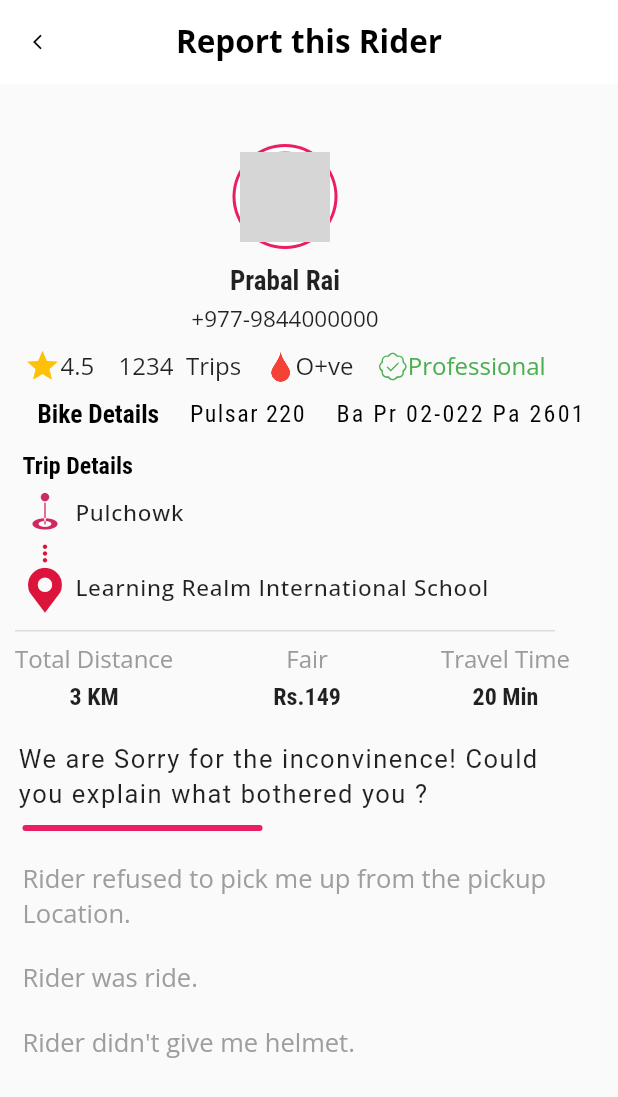
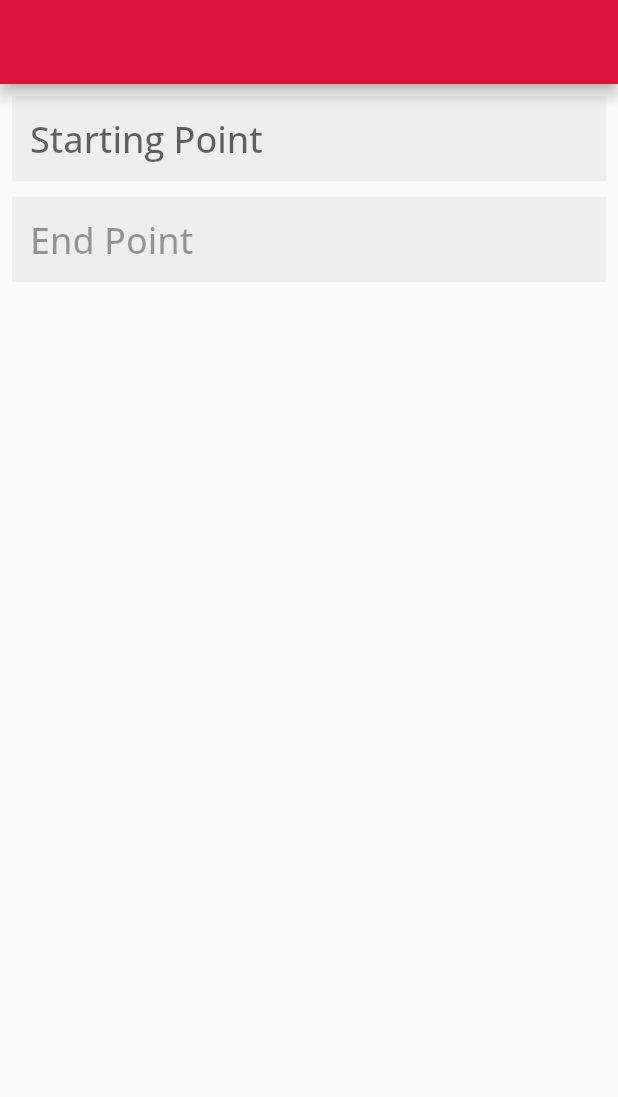
Before and after one commit to roshancypher15/sajilo_ventures, a Flutter app: the screen it shows after launch, on a phone screen of 412 x 824 dp. Shown: the top 1097 px of the screen. Run offline on Flutter 3.47's test engine with Material 2 defaults, Android fonts, the phone set to English and light mode, and no system bars; our stand-ins replace charts_flutter, flutter_rating_bar, google_fonts, google_maps_flutter, image_picker; missing offline and left inert: custom_info_window, date_time_format, flutter_polyline_points, google_place; grey boxes are pictures that could not be loaded.

Commit message:
location search autocomplete and route

```diff
--- a/sajilo_ventures/lib/main.dart
+++ b/sajilo_ventures/lib/main.dart
@@ -4,6 +4,8 @@ import 'package:provider/provider.dart';
 import 'package:sajilo_ventures/helper/all_trips_helper.dart';
 import 'package:sajilo_ventures/screens/redirected_page.dart';
 import 'package:sajilo_ventures/screens/report_rider.dart';
+import './screens/auto_complete.dart';
+
 import 'package:sajilo_ventures/screens/trip_summary.dart';
 
 import './helper/analytics_item.dart';
@@ -62,7 +64,7 @@ class MyApp extends StatelessWidget {
               primarySwatch:
                   buildMaterialColor(const Color.fromRGBO(220, 20, 60, 1))),
         ),
-        home: const ReportRider(),
+        home: const AutoComplete(),
         routes: {
           TripSummary.routeName: (ctx) => const TripSummary(),
           RedirectedPage.routeName: (ctx) => const RedirectedPage(),
--- a/sajilo_ventures/lib/marker_icons.dart
+++ b/sajilo_ventures/lib/marker_icons.dart
@@ -19,8 +19,8 @@
 ///
 import 'package:flutter/widgets.dart';
 
-class Marker {
-  Marker._();
+class Marker1 {
+  Marker1._();
 
   static const _kFontFam = 'Marker';
   static const String? _kFontPkg = null;
--- /dev/null
+++ b/sajilo_ventures/lib/screens/auto_complete.dart
@@ -0,0 +1,181 @@
+import 'dart:async';
+
+import 'package:flutter/material.dart';
+import 'package:google_place/google_place.dart';
+import 'package:sajilo_ventures/marker_icons.dart';
+import 'package:sajilo_ventures/screens/redirected_page.dart';
+
+class AutoComplete extends StatefulWidget {
+  const AutoComplete({Key? key}) : super(key: key);
+
+  @override
+  State<AutoComplete> createState() => _AutoCompleteState();
+}
+
+class _AutoCompleteState extends State<AutoComplete> {
+  final _startSearchFieldController = TextEditingController();
+  final _endSearchFieldController = TextEditingController();
+  late GooglePlace _googlePlace;
+  List<AutocompletePrediction> _predictions = [];
+  DetailsResult? startPosition;
+  DetailsResult? endPosition;
+
+  late FocusNode startFocusNode;
+  late FocusNode endFocusNode;
+
+  @override
+  void initState() {
+    String apiKey = 'AIzaSyAZ6HwE0tRcLWAaQU8UZllVg1qmXGnDna4';
+    _googlePlace = GooglePlace(apiKey);
+    startFocusNode = FocusNode();
+    endFocusNode = FocusNode();
+    // TODO: implement initState
+    super.initState();
+  }
+
+  @override
+  void dispose() {
+    // TODO: implement dispose
+    super.dispose();
+    startFocusNode.dispose();
+    endFocusNode.dispose();
+  }
+
+  void autoCompleteSearch(String value) async {
+    var result = await _googlePlace.autocomplete.get(value);
+    if (result != null && result.predictions != null && mounted) {
+      print(result.predictions!.last.description);
+      setState(() {
+        _predictions = result.predictions!;
+      });
+    }
+  }
+
+  @override
+  Widget build(BuildContext context) {
+    return Scaffold(
+        appBar: AppBar(),
+        body: Padding(
+          padding: const EdgeInsets.all(8.0),
+          child: Column(
+            children: [
+              TextField(
+                focusNode: startFocusNode,
+                autofocus: false,
+                controller: _startSearchFieldController,
+                style: const TextStyle(fontSize: 24),
+                decoration: InputDecoration(
+                    hintText: 'Starting Point',
+                    hintStyle: const TextStyle(
+                      fontWeight: FontWeight.w500,
+                      fontSize: 24,
+                    ),
+                    filled: true,
+                    fillColor: Colors.grey[200],
+                    border: InputBorder.none,
+                    suffixIcon: _startSearchFieldController.text.isNotEmpty
+                        ? IconButton(
+                            onPressed: () {
+                              _predictions = [];
+                              _startSearchFieldController.clear();
+                            },
+                            icon: const Icon(Icons.clear_outlined))
+                        : null),
+                onChanged: (value) {
+                  if (value.isNotEmpty) {
+                    autoCompleteSearch(value);
+                  } else {
+                    setState(() {
+                      _predictions = [];
+                      startPosition = null;
+                    });
+                  }
+                },
+              ),
+              const SizedBox(
+                height: 10,
+              ),
+              TextField(
+                focusNode: endFocusNode,
+                enabled: _startSearchFieldController.text.isNotEmpty &&
+                    startPosition != null,
+                autofocus: false,
+                controller: _endSearchFieldController,
+                style: const TextStyle(fontSize: 24),
+                decoration: InputDecoration(
+                    hintText: 'End Point',
+                    hintStyle: const TextStyle(
+                      fontWeight: FontWeight.w500,
+                      fontSize: 24,
+                    ),
+                    filled: true,
+                    fillColor: Colors.grey[200],
+                    border: InputBorder.none,
+                    suffixIcon: _endSearchFieldController.text.isNotEmpty
+                        ? IconButton(
+                            onPressed: () {
+                              _predictions = [];
+                              _endSearchFieldController.clear();
+                            },
+                            icon: const Icon(Icons.clear_outlined))
+                        : null),
+                onChanged: (value) {
+                  if (value.isNotEmpty) {
+                    autoCompleteSearch(value);
+                  } else {
+                    setState(() {
+                      _predictions = [];
+                      endPosition = null;
+                    });
+                  }
+                },
+              ),
+              ListView.builder(
+                shrinkWrap: true,
+                itemBuilder: (context, index) => ListTile(
+                  leading: Icon(
+                    Marker1.location_2,
+                    color: Theme.of(context).colorScheme.primary,
+                  ),
+                  title: Text(
+                    _predictions[index].description.toString(),
+                  ),
+                  onTap: () async {
+                    final placeId = _predictions[index].placeId;
+                    final details = await _googlePlace.details.get(placeId!);
+                    if (details != null && details.result != null && mounted) {
+                      if (startFocusNode.hasFocus) {
+                        setState(() {
+                          startPosition = details.result;
+                          _startSearchFieldController.text =
+                              details.result!.name!;
+                          FocusScope.of(context).requestFocus(endFocusNode);
+
+                          _predictions = [];
+                        });
+                      } else {
+                        setState(() {
+                          endPosition = details.result;
+                          _endSearchFieldController.text =
+                              details.result!.name!;
+                          FocusScope.of(context).unfocus();
+                          _predictions = [];
+                        });
+                      }
+                      if (startPosition != null && endPosition != null) {
+                        Navigator.of(context)
+                            .pushNamed(RedirectedPage.routeName, arguments: [
+                          _startSearchFieldController.text,
+                          _endSearchFieldController.text
+                        ]);
+                      }
+                    }
+                  },
+                ),
+                itemCount: _predictions.length,
+              ),
+            ],
+          ),
+        ));
+  }
+}
--- a/sajilo_ventures/lib/screens/report_rider.dart
+++ b/sajilo_ventures/lib/screens/report_rider.dart
@@ -209,7 +209,7 @@ class _ReportRiderState extends State<ReportRider> {
                             color: Color.fromRGBO(220, 20, 60, 1),
                           ),
                           Icon(
-                            Marker.location_2,
+                            Marker1.location_2,
                             color: Color.fromRGBO(220, 20, 60, 1),
                             size: 30,
                           ),
--- a/sajilo_ventures/lib/screens/trip_summary.dart
+++ b/sajilo_ventures/lib/screens/trip_summary.dart
@@ -108,7 +108,7 @@ class _TripSummaryState extends State<TripSummary> {
                       color: Colors.pink,
                     ),
                     Icon(
-                      Marker.location_2,
+                      Marker1.location_2,
                       color: Colors.pink,
                     ),
                   ],
--- a/sajilo_ventures/lib/tripswidgets/trip_item_widget.dart
+++ b/sajilo_ventures/lib/tripswidgets/trip_item_widget.dart
@@ -85,7 +85,7 @@ class _TripItemState extends State<TripItemWidget> {
                       color: Colors.pink,
                     ),
                     Icon(
-                      Marker.location_2,
+                      Marker1.location_2,
                       color: Colors.pink,
                     ),
                   ],
--- a/sajilo_ventures/lib/widgets/report_reasons.dart
+++ b/sajilo_ventures/lib/widgets/report_reasons.dart
@@ -12,6 +12,7 @@ class ReportReason extends StatefulWidget {
 }
 
 class _ReportReasonState extends State<ReportReason> {
+  bool _reportedSuccessfully=true;
   int? _selected;
   var id = 1;
 
@@ -36,7 +37,7 @@ class _ReportReasonState extends State<ReportReason> {
       onTap: () => setState(() {
         _selected = index;
 
-        Navigator.of(context).pushNamed(RedirectedPage.routeName);
+        Navigator.of(context).pushNamed(RedirectedPage.routeName,arguments:_reportedSuccessfully );
       }),
     );
   }
--- a/sajilo_ventures/pubspec.yaml
+++ b/sajilo_ventures/pubspec.yaml
@@ -46,6 +46,7 @@ dependencies:
   flutter_polyline_points: ^1.0.0
   flutter_svg: ^1.1.0
   custom_info_window: ^1.0.1
+  google_place: ^0.4.7
 
 dev_dependencies:
   flutter_test:
```
Also changed, not shown: sajilo_ventures/lib/screens/redirected_page.dart (+26 -14 lines), sajilo_ventures/pubspec.lock.
